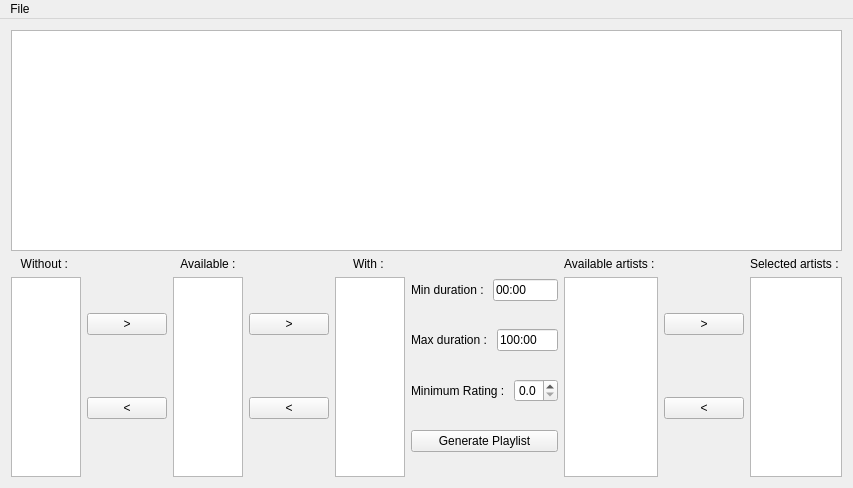
Before: the Qt Designer form src/mainwindow.ui in AdrienPensart/MusicManiac, drawn with Qt 5.
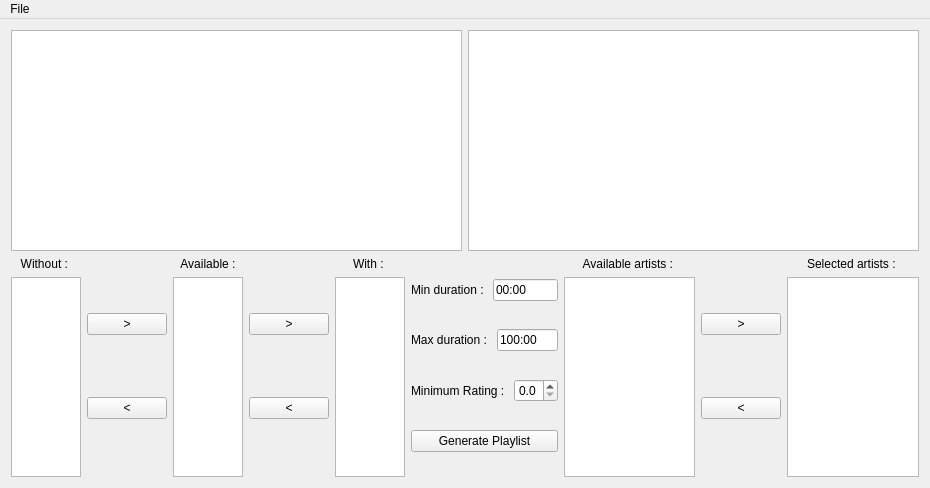
After: the same form once the commit is applied. Icons and pictures are not drawn.

Commit message: playlist view

What changed in the file:
```diff
--- a/src/mainwindow.ui
+++ b/src/mainwindow.ui
@@ -6,7 +6,7 @@
    <rect>
     <x>0</x>
     <y>0</y>
-    <width>648</width>
+    <width>930</width>
     <height>488</height>
    </rect>
   </property>
@@ -33,6 +33,11 @@
    </property>
    <layout class="QVBoxLayout" name="verticalLayout">
     <item>
+     <layout class="QHBoxLayout" name="viewLayout">
+      <item>
+       <widget class="QListView" name="playlistView"/>
+      </item>
+      <item>
      <widget class="QTableView" name="musicView">
       <property name="sizePolicy">
        <sizepolicy hsizetype="Expanding" vsizetype="Expanding">
@@ -54,6 +59,8 @@
       </property>
      </widget>
     </item>
+     </layout>
+    </item>
     <item>
      <layout class="QHBoxLayout" name="playlistLayout">
       <item>
@@ -314,7 +321,7 @@
     <rect>
      <x>0</x>
      <y>0</y>
-     <width>648</width>
+     <width>930</width>
      <height>19</height>
     </rect>
    </property>
```
Lines whose indentation alone changed are shown as unchanged. The commit also changes 8 other files.
